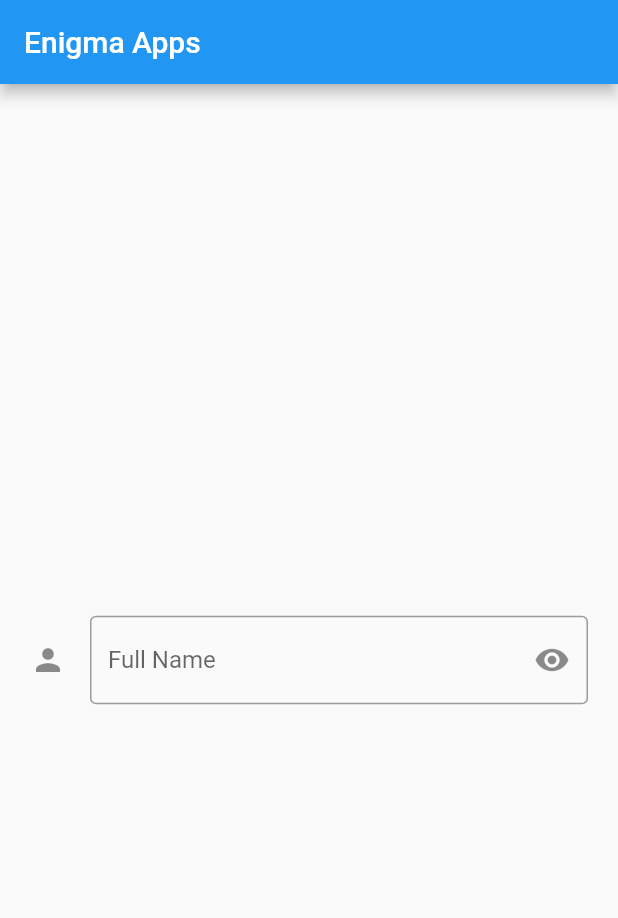
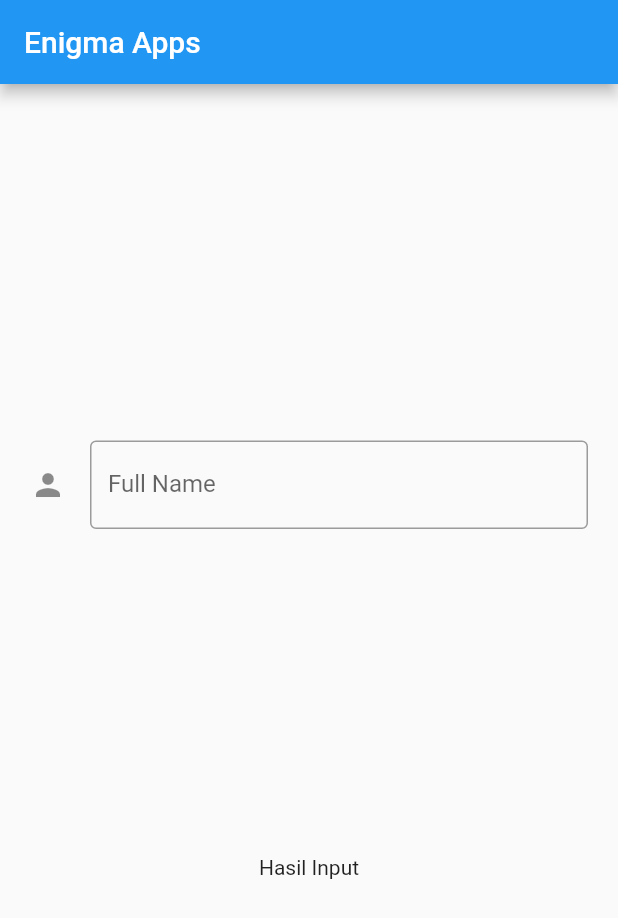
Before and after one commit to jutionck/beginning-flutter-course, a Flutter app: the screen it shows after launch, on a phone screen of 412 x 824 dp. Shown: the top 918 px of the screen. Run offline on Flutter 3.47's test engine with Material 2 defaults, Android fonts, the phone set to English and light mode, and no system bars.

Commit message:
Praktik penggunaan TextField Widget #3: TextEditingController

```diff
--- a/lib/main.dart
+++ b/lib/main.dart
@@ -4,9 +4,14 @@ import 'package:flutter/material.dart';
 
 void main() => runApp(MyApp());
 
-class MyApp extends StatelessWidget {
-  const MyApp({Key? key}) : super(key: key);
+class MyApp extends StatefulWidget {
+  @override
+  _MyAppState createState() => _MyAppState();
+}
 
+class _MyAppState extends State<MyApp> {
+  final TextEditingController myController = TextEditingController();
+  String result = "Hasil Input";
   @override
   Widget build(BuildContext context) {
     return MaterialApp(
@@ -17,31 +22,33 @@ class MyApp extends StatelessWidget {
         body: Center(
           child: Padding(
             padding: const EdgeInsets.all(20),
-            child: TextField(
-              autofocus: false,
-              showCursor: true, // memberikan decoration pada cursor input, default true
-              cursorColor: Colors.amber,
-              // cursorWidth: 10,
-              // cursorHeight: 25,
-              // cursorRadius: Radius.circular(20),
-              textAlign: TextAlign.start,
-              // memberikan efek setiap kata huruf besar ada banyak pilihan, seperti words, characters dll
-              textCapitalization: TextCapitalization.none,
-              style: TextStyle(
-                color: Colors.red
-              ),
-              decoration: InputDecoration( // memberikan decoration icon diluar field
-                icon: Icon(Icons.person),
-                border: OutlineInputBorder(),
-                // prefixIcon: Icon(Icons.phone), // memberikan icon di dalam field (start)
-                  suffixIcon: IconButton( // memberikan icon di dalam filed (end)
-                   icon: Icon(Icons.remove_red_eye),
-                   onPressed: () {},
-                  ),
-                // prefixText: "Hp", // memberikan field name
-                hintText: "Masukkan nama anda",
-                labelText: "Full Name" // memberikan label field
-              ),
+            child: Column(
+              mainAxisAlignment: MainAxisAlignment.spaceEvenly,
+              children: [
+                TextField(
+                  decoration: InputDecoration(
+                      // memberikan decoration icon diluar field
+                      icon: Icon(Icons.person),
+                      border: OutlineInputBorder(),
+                      hintText: "Masukkan nama anda",
+                      labelText: "Full Name" // memberikan label field
+                      ),
+                  controller: myController,
+                  onChanged: (value) {
+                    print("onchange");
+                  },
+                  onSubmitted: (value) {
+                    print(value);
+                    setState(() {
+                      result = value;
+                    });
+                  },
+                  onEditingComplete: () {
+                    print("Sukses Edit");
+                  },
+                ),
+                Text(result)
+              ],
             ),
           ),
         ),
```
